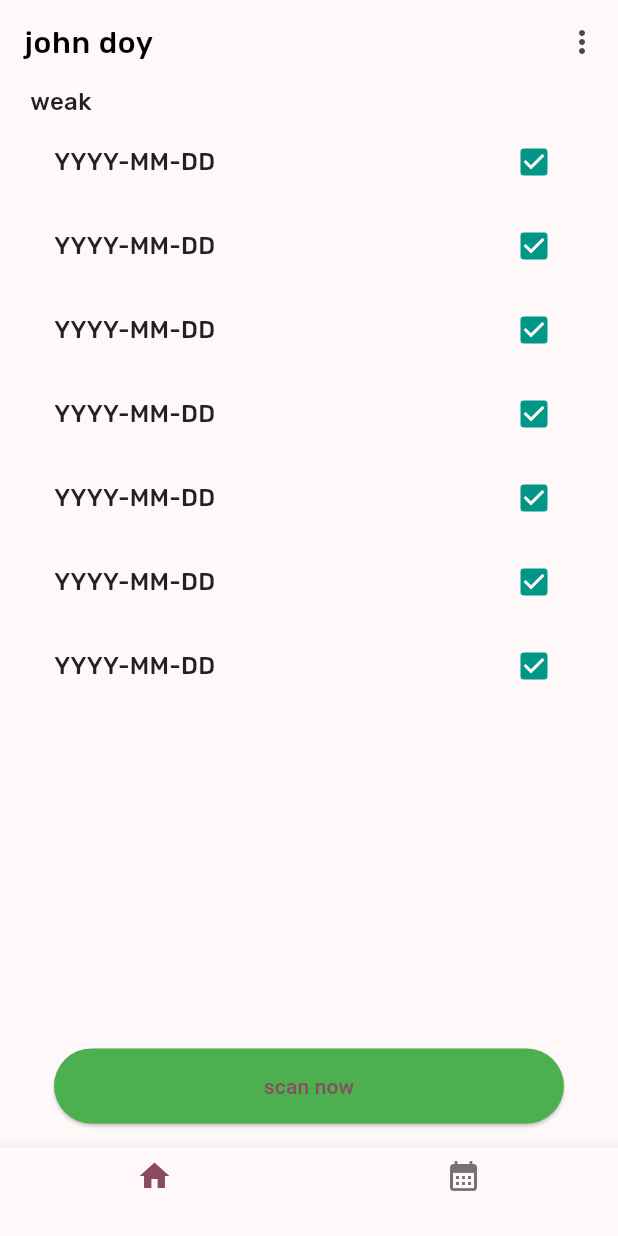
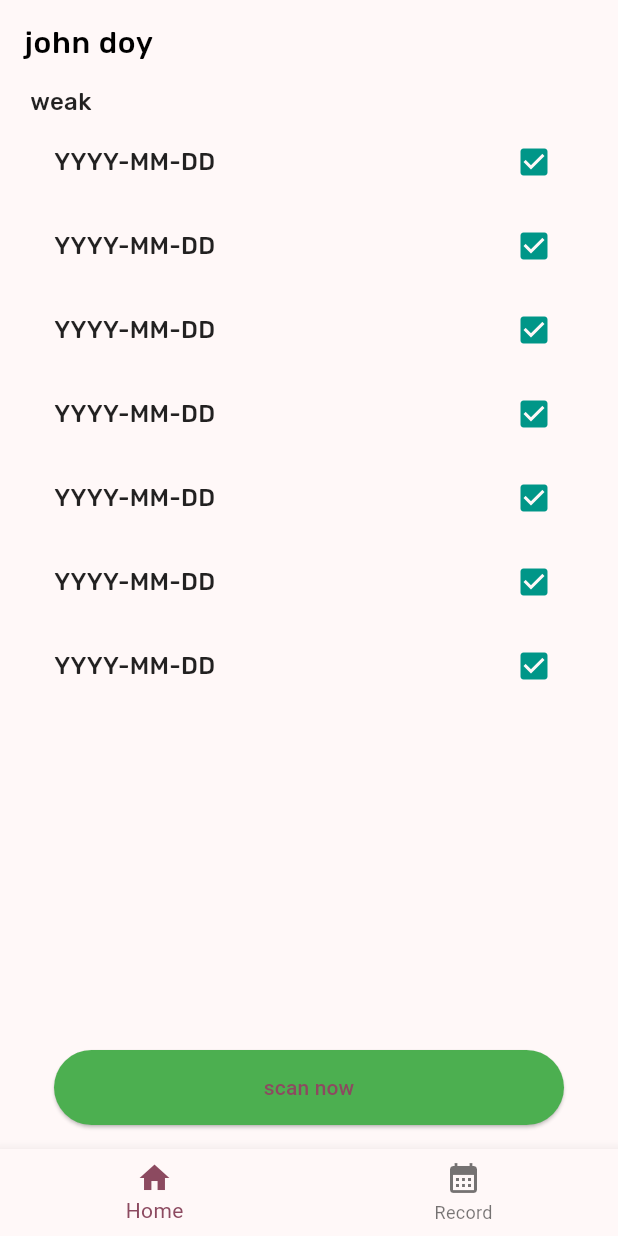
Before and after one commit to shinashussain/emoloyees-mark-attantance-for-attantence-marking-system, a Flutter app: the screen it shows after launch, on a phone screen of 412 x 824 dp. Run offline on Flutter 3.47's test engine with Material 3 defaults, Android fonts, the phone set to English and light mode, and no system bars; our stand-ins replace google_fonts.

Commit message:
the monthly dashboed ection is complreted

```diff
--- a/lib/main.dart
+++ b/lib/main.dart
@@ -23,7 +23,7 @@ class MyApp extends StatelessWidget {
           colorScheme: ColorScheme.fromSeed(seedColor: Colors.black12),
           useMaterial3: true,
         ),
-        home: const Homepage(),
+        home: HomeScreen(),
       ),
     );
   }
--- a/lib/view/screens/HomePage.dart
+++ b/lib/view/screens/HomePage.dart
@@ -1,37 +1,34 @@
 import 'package:emplyeesapp/utils/theme.dart';
 import 'package:emplyeesapp/view/screens/monthly_record.dart';
 import 'package:emplyeesapp/view/screens/waek_dashbord.dart';
-import 'package:emplyeesapp/view/widgets/popup_menu_button.dart';
 import 'package:emplyeesapp/view_Model/provider/homepageprovider.dart';
 import 'package:flutter/material.dart';
 import 'package:provider/provider.dart';
 
-class Homepage extends StatelessWidget {
-  const Homepage({super.key});
-
+class HomeScreen extends StatelessWidget {
   @override
   Widget build(BuildContext context) {
     final homepageProvider = Provider.of<HomepageProvider>(context);
+
     return Scaffold(
       appBar: AppBar(
         title: Text(
-          "john doy",
+          'john doy',
           style: AppTheme.textTheme.titleMedium,
         ),
-        actions: [
-          AppBarPopupMenu(function: () {}),
-        ],
       ),
-      body: HomepageProvider().selectedIndex == 0
+      body: homepageProvider.selectedIndex == 0
           ? WaekDashboard()
-          : const MonthlyRecord(),
+          : MonthlyRecord(),
       bottomNavigationBar: BottomNavigationBar(
+        currentIndex: homepageProvider.selectedIndex,
         onTap: (index) {
           homepageProvider.updateIndex(index);
         },
-        items: [
-          BottomNavigationBarItem(icon: Icon(Icons.home), label: ''),
-          BottomNavigationBarItem(icon: Icon(Icons.calendar_month), label: ''),
+        items: const [
+          BottomNavigationBarItem(icon: Icon(Icons.home), label: 'Home'),
+          BottomNavigationBarItem(
+              icon: Icon(Icons.calendar_month), label: 'Record'),
         ],
       ),
     );
```
Also changed, not shown: lib/view/screens/Qr_scanner.dart (added, +10 -0 lines), lib/view/screens/monthly_record.dart (+36 -2 lines).
